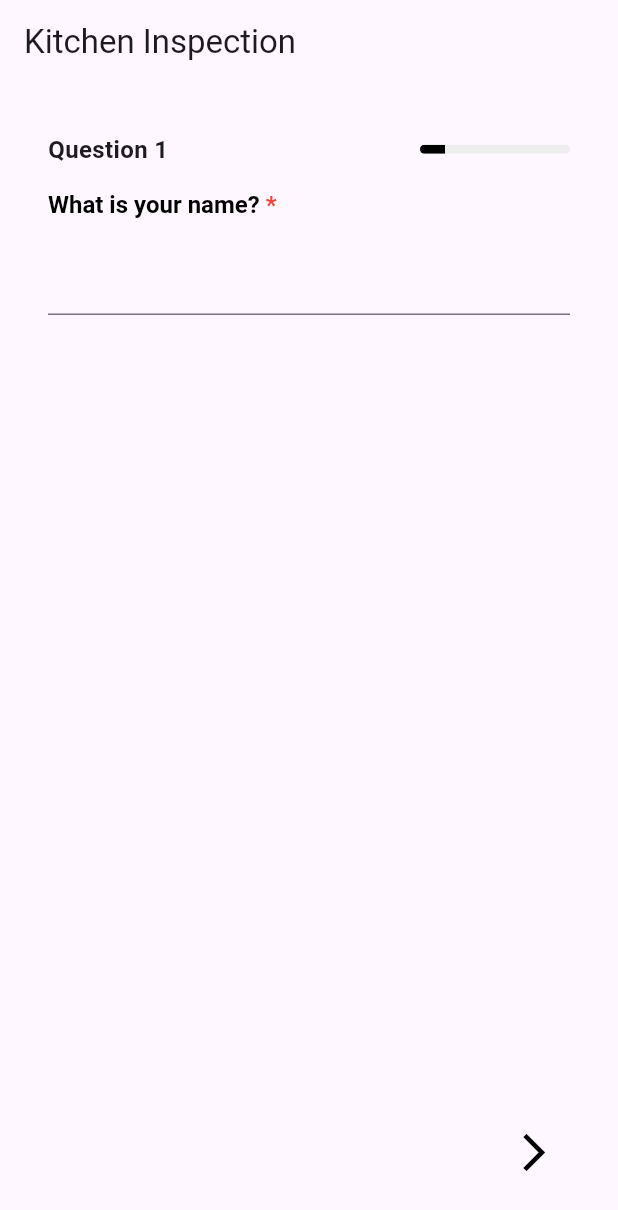
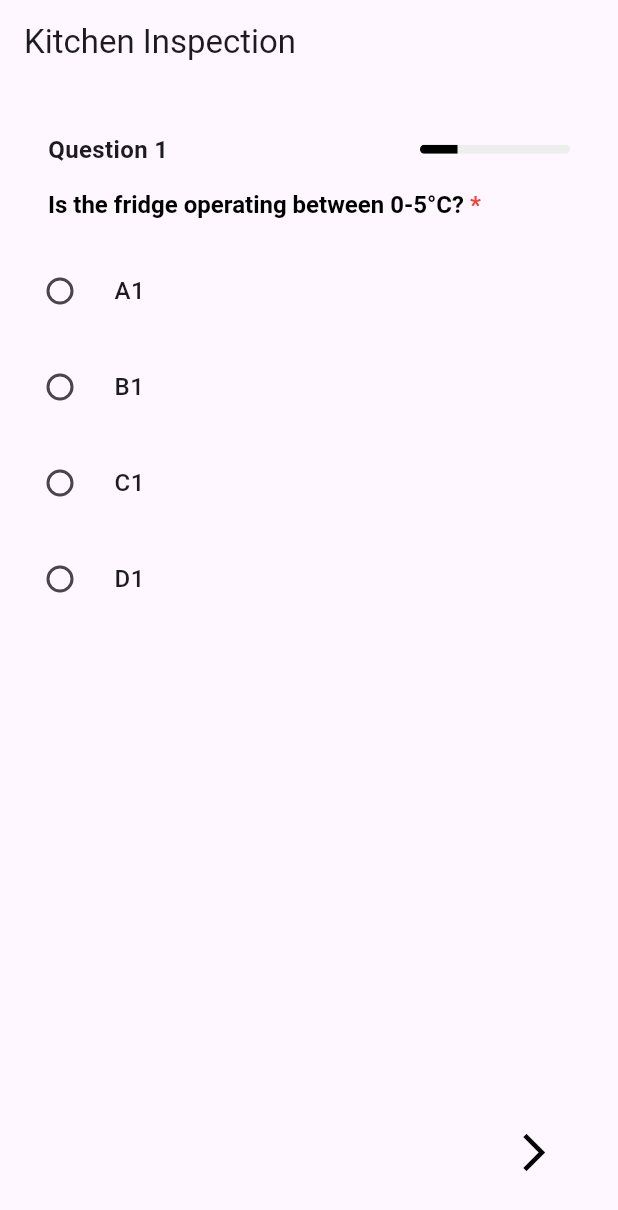
Before and after one commit to acsdeveloper/reactive_forms, a Flutter app: the screen it shows after launch, on a phone screen of 412 x 824 dp. Shown: the top 1210 px of the screen. Run offline on Flutter 3.47's test engine with Material 3 defaults, Android fonts, the phone set to English and light mode, and no system bars; drawn by our look-alikes of reactive_forms; our stand-ins replace file_picker, image_picker, permission_handler.

Commit message:
submit issues fixed

```diff
--- a/lib/jsondata.dart
+++ b/lib/jsondata.dart
@@ -1,51 +1,56 @@
 final List<Map<String, dynamic>> formJson = [
   {
-    "name": "name",
-    "type": "text",
-    "label": "What is your name?",
+    "name": "question_1",
+    "type": "radio",
+    "label": "Is the fridge operating between 0-5°C?",
+    "options": ["A1", "B1", "C1", "D1"],
     "required": true,
+    "hasAttachments": true,
+    "requireAttachmentsOn": ["YES"],
+    "disableAttachmentsOn": ["NO"],
+    "hasComments": false,
+    "commentsRequired": false
   },
   {
-    "name": "age",
-    "type": "number",
-    "label": "What is your age?",
+    "name": "question_2",
+    "type": "radio",
+    "label": "Is the freezer operating below -18°C?",
+    "options": ["YES", "NO"],
     "required": true,
-    "min": 18,
-    "max": 100
+    "hasAttachments": true,
+    "requireAttachmentsOn": ["YES"],
+    "disableAttachmentsOn": ["NO"],
+    "hasComments": false,
+    "commentsRequired": false,
+    "showWhen": {
+      "question_1": ["A1", "D1"]
+    }
   },
   {
-    "name": "has_health_issues",
+    "name": "question_3",
     "type": "radio",
-    "label": "Do you have any health issues?",
-    "options": ["Yes", "No"],
+    "label": "Was the temperature checked twice today (AM & PM)?",
+    "options": ["YES", "NO"],
     "required": true,
+    "hasAttachments": true,
+    "requireAttachmentsOn": ["YES"],
+    "disableAttachmentsOn": ["NO"],
+    "hasComments": false,
+    "commentsRequired": false,
+    "showWhen": {
+      "question_1": ["C1"]
+    }
   },
   {
-    "name": "health_type",
+    "name": "question_4",
     "type": "radio",
-    "label": "What type of health issue do you have?",
-    "options": ["Diabetes", "Heart Disease", "Other"],
+    "label": "Was the jelly pot or thermometer used to check the temperature?",
+    "options": ["YES", "NO"],
     "required": true,
-
-  },
-  {
-    "name": "other_condition",
-    "type": "text",
-    "label": "Please specify your other health condition",
-    "required": true,
-    "showWhen": {
-      "has_health_issues": "Yes",
-      "health_type": "Other"
-    },
-  },
- {
-    "name": "other_condition",
-    "type": "text",
-    "label": "Please specify your haRT health condition",
-    "required": true,
-    "showWhen": {
-      "has_health_issues": "Yes",
-      "health_type": "Heart Disease"
-    }
+    "hasAttachments": true,
+    "requireAttachmentsOn": [],
+    "disableAttachmentsOn": [],
+    "hasComments": false,
+    "commentsRequired": false
   }
 ];
```
Also changed, not shown: lib/dynamicform.dart (+30 -34 lines).
